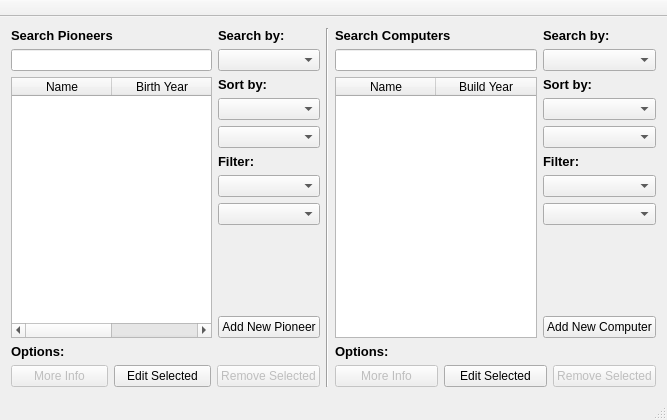
First picture: the form in vika3/mainwindow.ui, repository hlynurstef/Verklegt-namskeid-1-vika-3, before the edit.
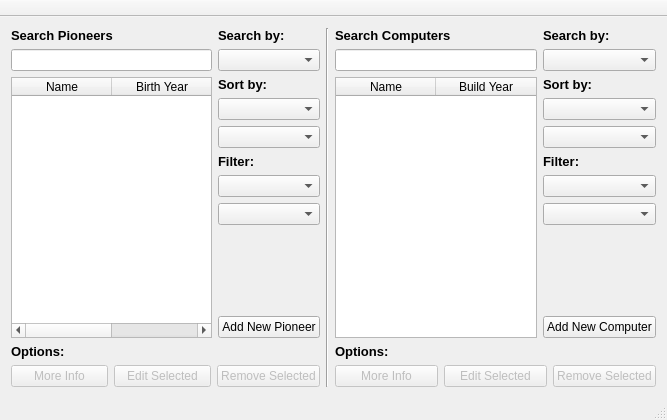
Second picture: the form after the edit. Icons and pictures are not drawn.

Commit message: Now you cannot press edit, delete or view info buttons without pressing a pioneer or computer in table

Patch:
```diff
--- a/vika3/mainwindow.ui
+++ b/vika3/mainwindow.ui
@@ -181,6 +181,9 @@
           </item>
           <item>
            <widget class="QPushButton" name="pushButton_pioneers_edit">
+            <property name="enabled">
+             <bool>false</bool>
+            </property>
             <property name="statusTip">
              <string>Edit selected Pioneer</string>
             </property>
@@ -377,6 +380,9 @@
           </item>
           <item>
            <widget class="QPushButton" name="pushButton_computers_edit">
+            <property name="enabled">
+             <bool>false</bool>
+            </property>
             <property name="statusTip">
              <string>Edit selected Computer</string>
             </property>
```
The commit also changes 2 other files.
